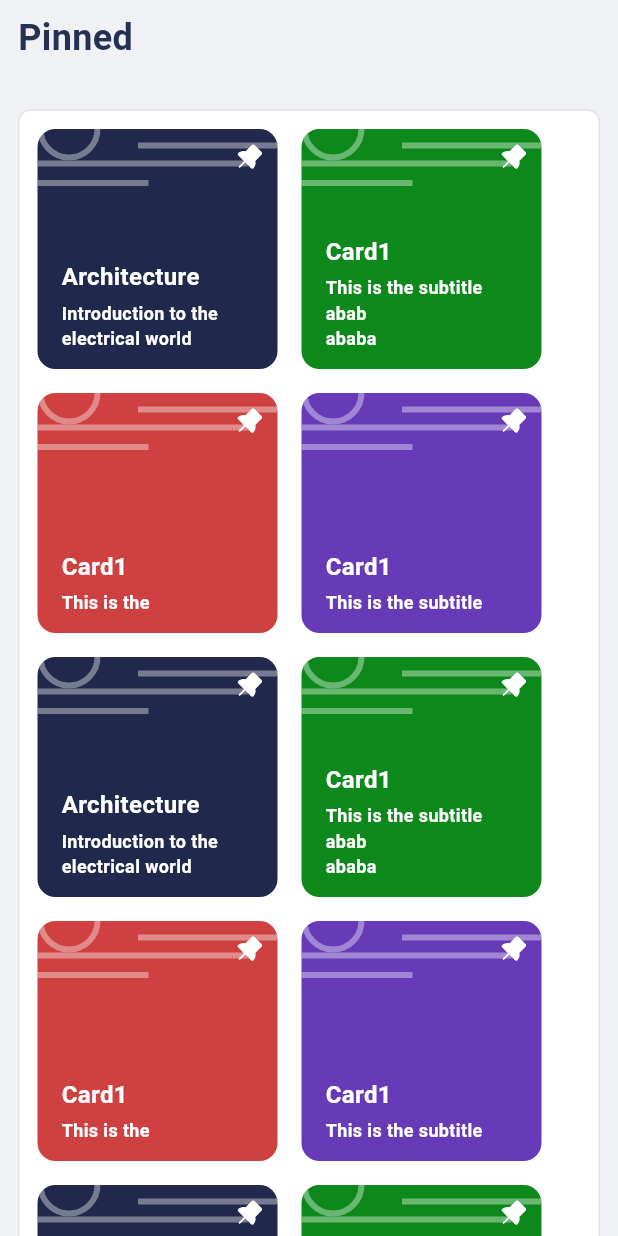
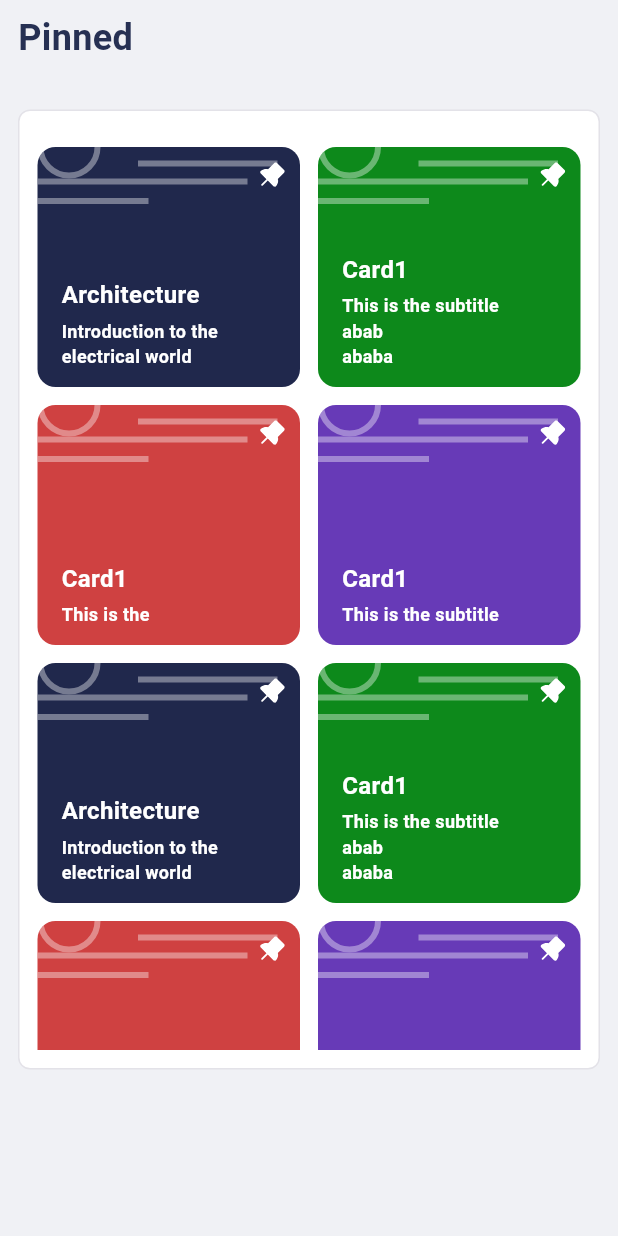
Before and after one commit to sdslabs/StudyPortal-Mobile-Frontend, a Flutter app: the screen it shows after launch, after a tap on "See all", on a phone screen of 412 x 824 dp. Run offline on Flutter 3.47's test engine with Material 3 defaults, Android fonts, the phone set to English and light mode, and no system bars; our stand-ins replace flutter_svg, responsive_grid.

Commit message:
Make Responsive Grid for Scroll Section, Add Downloaded Section on Home Page, Start work on Bookmarked and Downloaded pages

```diff
--- a/lib/components/more_vertical_dots.dart
+++ b/lib/components/more_vertical_dots.dart
@@ -15,6 +15,7 @@ class MoreVerticalDots extends StatelessWidget {
       colorFilter: ColorFilter.mode(color ?? Colors.black, BlendMode.srcIn),
       height: height ?? 16,
       width: width ?? 16,
+      //Add onTap to show drop down menu
     );
   }
 }
--- a/lib/components/scroll_section.dart
+++ b/lib/components/scroll_section.dart
@@ -1,46 +1,29 @@
 import 'package:flutter/material.dart';
+import 'package:responsive_grid/responsive_grid.dart';
 
 class ScrollSection extends StatelessWidget {
   const ScrollSection({
     super.key,
-    required this.size,
+    required this.rows,
     required this.CourseCards,
   });
 
-  final Size size;
+  final double rows;
   final List<Widget> CourseCards;
 
   @override
   Widget build(BuildContext context) {
-    return Container(
-      padding: const EdgeInsets.all(12),
-      decoration: BoxDecoration(
-          color: Colors.white,
-          border: Border.all(color: const Color(0xFFE3E2E8), width: 1),
-          borderRadius: BorderRadius.circular(8)),
-      child: Column(
-        children: [
-          Container(
-              child: Column(
-            children: [
-              for (int index = 0; index < CourseCards.length; index += 2)
-                Column(
-                  children: [
-                    Row(
-                      children: [
-                        CourseCards[index],
-                        const SizedBox(width: 16),
-                        if (index + 1 < CourseCards.length)
-                          CourseCards[index + 1],
-                      ],
-                    ),
-                    const SizedBox(height: 16)
-                  ],
-                )
-            ],
-          )),
-        ],
-      ),
-    );
+      return Container(
+          height: rows*160,
+          padding: const EdgeInsets.only(top: 12, bottom: 12),
+          decoration: BoxDecoration(
+              color: Colors.white,
+              border: Border.all(color: const Color(0xFFE3E2E8), width: 1),
+              borderRadius: BorderRadius.circular(8)),
+          child: ResponsiveGridList(
+            desiredItemWidth: 160,
+            minSpacing: 12,
+            children: CourseCards,
+          ));
   }
 }
--- a/lib/main.dart
+++ b/lib/main.dart
@@ -44,6 +44,7 @@ class _StudyPortalState extends State<StudyPortal> {
         body: _pages[_currentIndex],
         bottomNavigationBar:
             SPBottomNavBar(currentIndex: _currentIndex, onTap: _onTap),
+        //Edit BottomNavBar to show on page routes through Navigator.push
       ),
     );
   }
--- /dev/null
+++ b/lib/pages/home_page/components/downloaded_section.dart
@@ -0,0 +1,91 @@
+import 'package:flutter/material.dart';
+import 'package:flutter_svg/svg.dart';
+import 'package:studyportal/pages/home_page/components/more_info_button.dart';
+import 'package:studyportal/pages/see_all_downloaded_page/see_all_downloaded_page.dart';
+
+class DownloadedSection extends StatelessWidget {
+  const DownloadedSection({
+    super.key,
+    required this.size,
+    required this.downloadedTiles,
+  });
+
+  final Size size;
+  final List<Widget> downloadedTiles;
+
+  @override
+  Widget build(BuildContext context) {
+    return Container(
+      height: 320,
+      padding: const EdgeInsets.all(12),
+      width: size.width,
+      decoration: BoxDecoration(
+        color: Colors.white,
+        border: Border.all(color: const Color(0xFFE3E2E8)),
+        borderRadius: BorderRadius.circular(8),
+      ),
+      child: Column(
+        children: [
+          Row(
+            children: [
+              Container(
+                padding: const EdgeInsets.only(
+                  right: 8,
+                  top: 4,
+                  bottom: 4,
+                ),
+                child: SvgPicture.asset(
+                  "lib/assets/svgs/downloaded_icon.svg",
+                  height: 16,
+                  width: 16,
+                ),
+              ),
+              const Text(
+                "Downloaded",
+                style: TextStyle(fontSize: 16, fontWeight: FontWeight.w500),
+              )
+            ],
+          ),
+          const SizedBox(
+            height: 13,
+          ),
+          SizedBox(
+            height: 228,
+            child: ListView.separated(
+              physics: const NeverScrollableScrollPhysics(),
+              scrollDirection: Axis.vertical,
+              itemCount: 4,
+              itemBuilder: (BuildContext context, int index) {
+                return downloadedTiles[index];
+              },
+              separatorBuilder: (context, index) {
+                return const SizedBox(
+                  height: 13,
+                );
+              },
+            ),
+          ),
+          const SizedBox(
+            height: 9,
+          ),
+          Row(
+            children: [
+              const Spacer(),
+              MoreInfoButton(
+                  onTap: () {
+                    Navigator.of(context).push(MaterialPageRoute(
+                        builder: (context) => const SeeAllDownloadedPage()));
+                  },
+                  info: "See all",
+                  icon: SvgPicture.asset(
+                    "lib/assets/svgs/right_caret.svg",
+                    height: 16,
+                    width: 16,
+                  )),
+            ],
+          ),
+        ],
+      ),
+    );
+  }
+}
--- a/lib/pages/home_page/home_page.dart
+++ b/lib/pages/home_page/home_page.dart
@@ -2,10 +2,10 @@ import 'package:flutter/material.dart';
 import 'package:studyportal/components/course_card.dart';
 import 'package:studyportal/components/file_tile.dart';
 import 'package:studyportal/pages/home_page/components/bookmarked_section.dart';
+import 'package:studyportal/pages/home_page/components/downloaded_section.dart';
 import 'package:studyportal/pages/home_page/components/pinned_section.dart';
 import 'package:studyportal/pages/home_page/components/recent_section.dart';
 import 'package:studyportal/tools/file_type_enum.dart';
-
 import 'package:studyportal/tools/pin_enum.dart';
 
 class HomePage extends StatelessWidget {
@@ -78,6 +78,26 @@ class HomePage extends StatelessWidget {
         title: "This is a file tile",
       )
     ];
+
+    const List<Widget> DownloadedTiles = [
+      FileTile(
+        fileType: FileType.link,
+        title: "ETEs Final Notes - Fluid Dynamics",
+      ),
+      FileTile(
+        fileType: FileType.book,
+        title: "This is a file tile",
+      ),
+      FileTile(
+        fileType: FileType.notes,
+        title: "This is a file tile",
+      ),
+      FileTile(
+        fileType: FileType.pyqs,
+        title: "This is a file tile",
+      )
+    ];
+
     return Scaffold(
         body: SafeArea(
       child: Padding(
@@ -115,6 +135,10 @@ class HomePage extends StatelessWidget {
               ),
               BookmarkedSection(size: size, bookmarkedTiles: BookmarkedTiles),
               //This is the recents section, goto definition for more info
+              const SizedBox(
+                height: 24,
+              ),
+              DownloadedSection(size: size, downloadedTiles: DownloadedTiles),
             ],
           ),
         ),
--- a/lib/pages/see_all_pinned_page/see_all_pinned_page.dart
+++ b/lib/pages/see_all_pinned_page/see_all_pinned_page.dart
@@ -132,7 +132,7 @@ class SeeAllPinnedPage extends StatelessWidget {
                       ],
                     ),
                   ),
-                  ScrollSection(size: size, CourseCards: CourseCards)
+                  const ScrollSection(rows: 4, CourseCards: CourseCards)
                 ])),
       ),
     );
--- a/pubspec.yaml
+++ b/pubspec.yaml
@@ -35,6 +35,7 @@ dependencies:
   # Use with the CupertinoIcons class for iOS style icons.
   cupertino_icons: ^1.0.8
   flutter_svg: ^2.0.10+1
+  responsive_grid: ^2.4.4
 
 dev_dependencies:
   flutter_test:
```
Also changed, not shown: lib/components/file_scroll_section.dart (added, +38 -0 lines), lib/components/file_tabs.dart (added, +130 -0 lines), lib/pages/explore_page/explore_page.dart (+6 -4 lines), lib/pages/see_all_bookmarked_page/see_all_bookmarked_page.dart (+65 -3 lines), lib/pages/see_all_downloaded_page/see_all_downloaded_page.dart (added, +14 -0 lines), lib/assets/svgs/downloaded_icon.svg (added), pubspec.lock.
